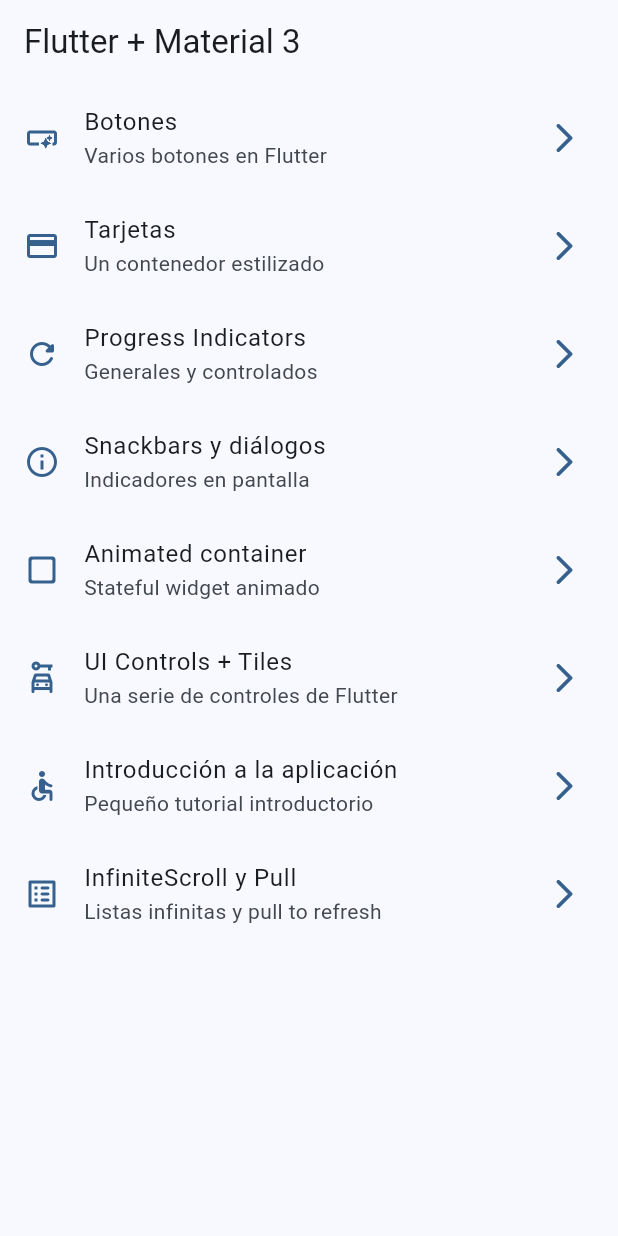
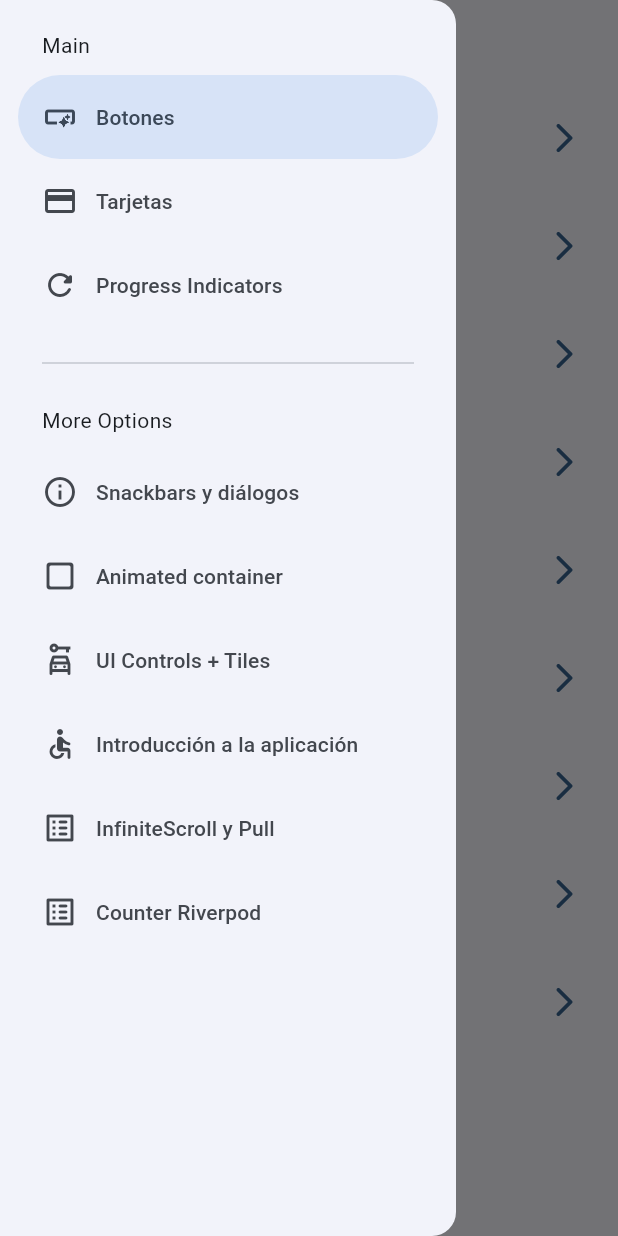
Before and after one commit to Ridley7/Riverpod-example, a Flutter app: the screen it shows after launch, with the side drawer open (before the commit the screen has no drawer), on a phone screen of 412 x 824 dp. Run offline on Flutter 3.47's test engine with Material 3 defaults, Android fonts, the phone set to English and light mode, and no system bars; our stand-ins replace animate_do, flutter_riverpod, go_router.

Commit message:
Pantall de contador hecha con Riverpod

```diff
--- a/lib/config/menu/menu_items.dart
+++ b/lib/config/menu/menu_items.dart
@@ -74,5 +74,11 @@ const appMenuItems = <MenuItem>[
     icon: Icons.list_alt_rounded
   ),
 
+  MenuItem(
+      title: 'Counter Riverpod',
+      subTitle: 'Ejemplo de contador con Riverpod',
+      link: '/count-river',
+      icon: Icons.list_alt_rounded
+  ),
 
 ];
--- a/lib/config/router/app_router.dart
+++ b/lib/config/router/app_router.dart
@@ -59,5 +59,11 @@ final appRouter = GoRouter(
       name: InfiniteScrollScreen.name,
       builder: (context, state) => const InfiniteScrollScreen(),
     ),
+
+    GoRoute(
+      path: '/count-river',
+      name: ScreenCounter.name,
+      builder: (context, state) => const ScreenCounter(),
+    ),
   ],
 );
--- /dev/null
+++ b/lib/presentation/providers/counter_provider.dart
@@ -0,0 +1,3 @@
+import 'package:flutter_riverpod/flutter_riverpod.dart';
+
+final counterProvider = StateProvider<int>((ref) => 0);
--- a/lib/presentation/screens/home/home_screen.dart
+++ b/lib/presentation/screens/home/home_screen.dart
@@ -1,6 +1,7 @@
 import 'package:flutter/material.dart';
 import 'package:go_router/go_router.dart';
 import 'package:widgets_app/config/menu/menu_items.dart';
+import 'package:widgets_app/presentation/widgets/side_menu.dart';
 // import 'package:widgets_app/presentation/screens/cards/cards_screen.dart';
 
 
@@ -13,11 +14,16 @@ class HomeScreen extends StatelessWidget {
 
   @override
   Widget build(BuildContext context) {
+
+    final scaffoldKey = GlobalKey<ScaffoldState>();
+
     return Scaffold(
+      key: scaffoldKey,
       appBar: AppBar(
         title: const Text('Flutter + Material 3'),
       ),
       body: const _HomeView(),
+      drawer: SideMenu(scaffoldKey: scaffoldKey,),
     );
   }
 }
--- a/lib/presentation/screens/screens.dart
+++ b/lib/presentation/screens/screens.dart
@@ -1,4 +1,6 @@
 
+
+export 'package:widgets_app/presentation/screens/counter/screen_counter.dart';
 
 export 'package:widgets_app/presentation/screens/animated/animated_screen.dart';
 export 'package:widgets_app/presentation/screens/app_tutorial/app_tutorial_screen.dart';
--- /dev/null
+++ b/lib/presentation/widgets/side_menu.dart
@@ -0,0 +1,71 @@
+import 'package:flutter/material.dart';
+import 'package:go_router/go_router.dart';
+import 'package:widgets_app/config/menu/menu_items.dart';
+
+class SideMenu extends StatefulWidget {
+  const SideMenu({super.key, required this.scaffoldKey});
+  final GlobalKey<ScaffoldState> scaffoldKey;
+
+  @override
+  State<SideMenu> createState() => _SideMenuState();
+}
+
+class _SideMenuState extends State<SideMenu> {
+
+  int navDrawerIndex = 0;
+
+  @override
+  Widget build(BuildContext context) {
+
+    final bool hasNotch = MediaQuery.of(context).padding.top > 35;
+
+    return NavigationDrawer(
+      selectedIndex: navDrawerIndex,
+        onDestinationSelected: (value){
+        setState(() {
+          navDrawerIndex = value;
+
+          final menuItem = appMenuItems[value];
+          context.push(menuItem.link);
+          widget.scaffoldKey.currentState?.closeDrawer();
+
+
+        });
+        },
+        children: [
+
+          Padding(
+            padding: EdgeInsets.fromLTRB(28, hasNotch ? 0 : 20, 16, 10),
+            child: const Text("Main"),
+          ),
+
+          ...appMenuItems
+          .sublist(0, 3)
+              .map((item) => NavigationDrawerDestination(
+              icon: Icon (item.icon),
+              label: Text(item.title)
+          )
+          ),
+
+          const Padding(
+              padding: EdgeInsets.fromLTRB(28, 16, 28, 10),
+            child: Divider(),
+          ),
+
+          const Padding(
+            padding: EdgeInsets.fromLTRB(28, 10, 16, 10),
+            child: Text("More Options"),
+          ),
+
+          ...appMenuItems
+          .sublist(3)
+          .map((item) => NavigationDrawerDestination(
+              icon: Icon(item.icon),
+              label: Text(item.title)
+          )
+          )
+
+        ]
+    );
+  }
+}
--- a/pubspec.yaml
+++ b/pubspec.yaml
@@ -8,6 +8,7 @@ environment:
 
 dependencies:
   animate_do: ^3.0.2
+  flutter_riverpod: ^2.5.1
   flutter:
     sdk: flutter
   go_router: ^6.0.7
```
Also changed, not shown: lib/main.dart (+6 -1 lines), lib/presentation/screens/counter/screen_counter.dart (added, +35 -0 lines).
